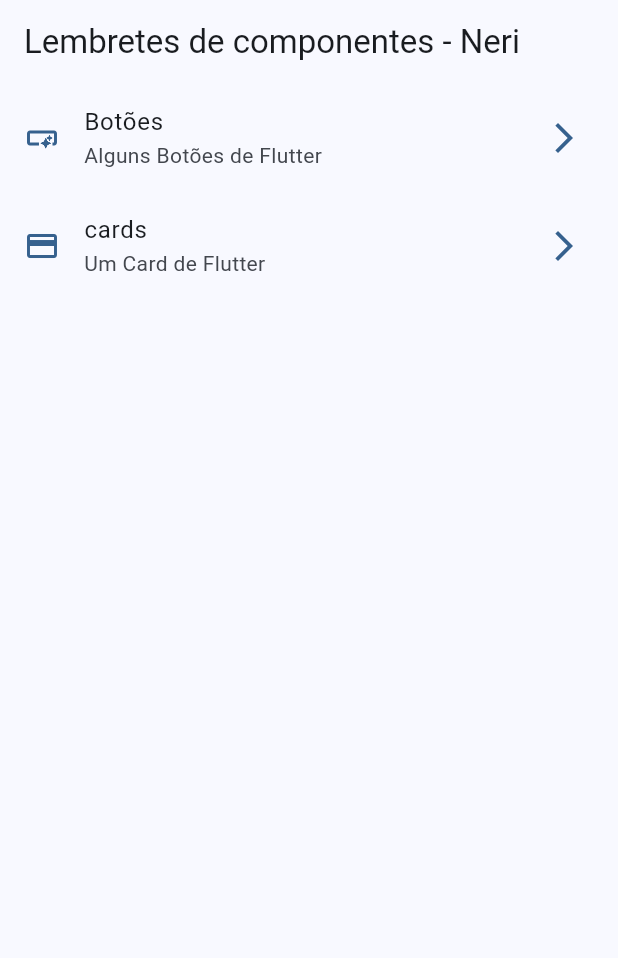
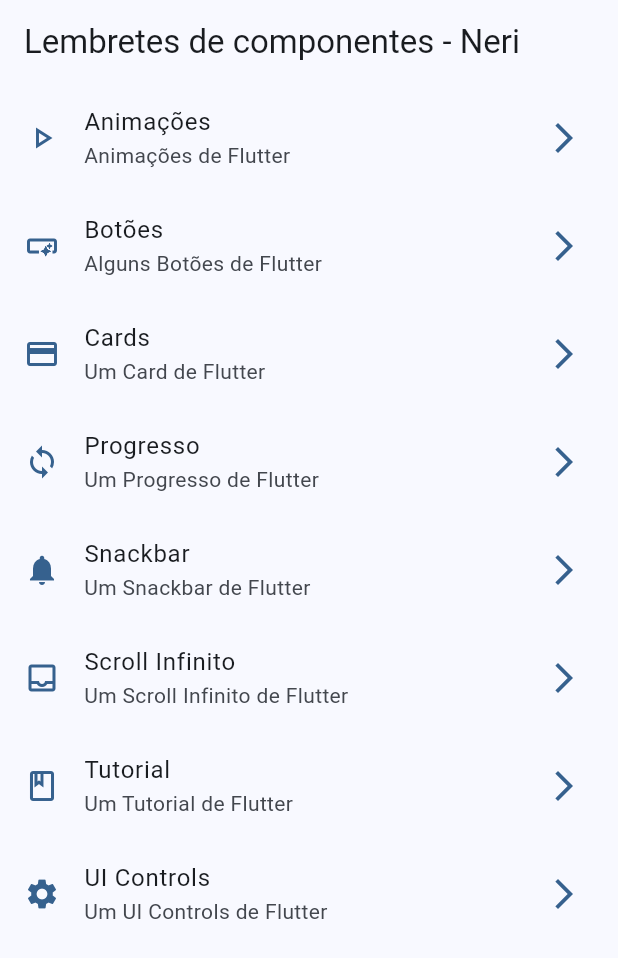
Before and after one commit to andreneri2004/collection-widgets, a Flutter app: the screen it shows after launch, on a phone screen of 412 x 824 dp. Shown: the top 958 px of the screen. Run offline on Flutter 3.47's test engine with Material 3 defaults, Android fonts, the phone set to English and light mode, and no system bars; our stand-ins replace go_router.

Commit message:
inicio dos novos componentes

```diff
--- a/lib/config/menu/menu_item.dart
+++ b/lib/config/menu/menu_item.dart
@@ -16,15 +16,51 @@
 
 const appMenuItems = <MenuItem>[
   MenuItem(
+    title: 'Animações',
+    subtitle: 'Animações de Flutter',
+    link: '/animated',
+    icon: Icons.play_arrow_outlined,
+  ),
+  MenuItem(
     title: 'Botões',
     subtitle: 'Alguns Botões de Flutter',
     link: '/buttons',
     icon: Icons.smart_button_outlined,
   ),
   MenuItem(
-    title: 'cards',
+    title: 'Cards',
     subtitle: 'Um Card de Flutter',
     link: '/cards',
     icon: Icons.credit_card,
   ),
+  MenuItem(
+    title: 'Progresso',
+    subtitle: 'Um Progresso de Flutter',
+    link: '/progress',
+    icon: Icons.sync,
+  ),
+  MenuItem(
+    title: 'Snackbar',
+    subtitle: 'Um Snackbar de Flutter',
+    link: '/snackbar',
+    icon: Icons.notifications,
+  ),
+  MenuItem(
+    title: 'Scroll Infinito',
+    subtitle: 'Um Scroll Infinito de Flutter',
+    link: '/infinite_scroll',
+    icon: Icons.inbox_outlined,
+  ),
+  MenuItem(
+    title: 'Tutorial',
+    subtitle: 'Um Tutorial de Flutter',
+    link: '/app_tutorial',
+    icon: Icons.book_outlined,
+  ),
+  MenuItem(
+    title: 'UI Controls',
+    subtitle: 'Um UI Controls de Flutter',
+    link: '/ui_controls',
+    icon: Icons.settings,
+  ),
 ];
--- a/lib/config/router/app_router.dart
+++ b/lib/config/router/app_router.dart
@@ -20,5 +20,35 @@
       name: CardsScreen.name,
       builder: (context, state) => CardsScreen(),
     ),
+    GoRoute(
+      path: '/animated',
+      name: AnimatedScreen.name,
+      builder: (context, state) => const AnimatedScreen(),
+    ),
+    GoRoute(
+      path: '/app_tutorial',
+      name: AppTutorialScreen.name,
+      builder: (context, state) => const AppTutorialScreen(),
+    ),
+    GoRoute(
+      path: '/infinite_scroll',
+      name: InfiniteScrollScreen.name,
+      builder: (context, state) => const InfiniteScrollScreen(),
+    ),
+    GoRoute(
+      path: '/progress',
+      name: ProgresScreen.name,
+      builder: (context, state) => const ProgresScreen(),
+    ),
+    GoRoute(
+      path: '/snackbar',
+      name: SnackbarScreen.name,
+      builder: (context, state) => const SnackbarScreen(),
+    ),
+    GoRoute(
+      path: '/ui_controls',
+      name: UiControlsScreen.name,
+      builder: (context, state) => const UiControlsScreen(),
+    ),
   ],
 );
--- /dev/null
+++ b/lib/presentation/screens/app_tutorial/app_tutorial_screen.dart
@@ -0,0 +1,14 @@
+import 'package:flutter/material.dart';
+
+class AppTutorialScreen extends StatelessWidget {
+  static const name = 'app_tutorial';
+  const AppTutorialScreen({super.key});
+
+  @override
+  Widget build(BuildContext context) {
+    return Scaffold(
+      appBar: AppBar(title: const Text('App Tutorial Screen')),
+      body: const Center(child: Text('App Tutorial Screen')),
+    );
+  }
+}
--- /dev/null
+++ b/lib/presentation/screens/infinite_scroll/infinite_scroll_screen.dart
@@ -0,0 +1,14 @@
+import 'package:flutter/material.dart';
+
+class InfiniteScrollScreen extends StatelessWidget {
+  static const name = 'infinite_scroll';
+  const InfiniteScrollScreen({super.key});
+
+  @override
+  Widget build(BuildContext context) {
+    return Scaffold(
+      appBar: AppBar(title: const Text('Infinite Scroll Screen')),
+      body: const Center(child: Text('Infinite Scroll Screen')),
+    );
+  }
+}
--- /dev/null
+++ b/lib/presentation/screens/progress/progres_screen.dart
@@ -0,0 +1,14 @@
+import 'package:flutter/material.dart';
+
+class ProgresScreen extends StatelessWidget {
+  static const String name = 'progress';
+  const ProgresScreen({super.key});
+
+  @override
+  Widget build(BuildContext context) {
+    return Scaffold(
+      appBar: AppBar(title: const Text('Progresso Screen')),
+      body: const Center(child: Text('Progresso Screen')),
+    );
+  }
+}
--- a/lib/presentation/screens/screens.dart
+++ b/lib/presentation/screens/screens.dart
@@ -1,3 +1,9 @@
 export 'package:collectionn_widgets/presentation/screens/buttons/buttons_screen.dart';
 export 'package:collectionn_widgets/presentation/screens/cards/cards_screen.dart';
 export 'package:collectionn_widgets/presentation/screens/home/home_screen.dart';
+export 'package:collectionn_widgets/presentation/screens/animated/animated_screen.dart';
+export 'package:collectionn_widgets/presentation/screens/app_tutorial/app_tutorial_screen.dart';
+export 'package:collectionn_widgets/presentation/screens/infinite_scroll/infinite_scroll_screen.dart';
+export 'package:collectionn_widgets/presentation/screens/progress/progres_screen.dart';
+export 'package:collectionn_widgets/presentation/screens/snackbar/snackbar_screen.dart';
+export 'package:collectionn_widgets/presentation/screens/ui_controls/ui_controls_screen.dart';
--- /dev/null
+++ b/lib/presentation/screens/snackbar/snackbar_screen.dart
@@ -0,0 +1,15 @@
+import 'package:flutter/material.dart';
+
+class SnackbarScreen extends StatelessWidget {
+  static const name = 'snackbar';
+
+  const SnackbarScreen({super.key});
+
+  @override
+  Widget build(BuildContext context) {
+    return Scaffold(
+      appBar: AppBar(title: const Text('Snackbar Screen')),
+      body: const Center(child: Text('Snackbar Screen')),
+    );
+  }
+}
--- /dev/null
+++ b/lib/presentation/screens/ui_controls/ui_controls_screen.dart
@@ -0,0 +1,14 @@
+import 'package:flutter/material.dart';
+
+class UiControlsScreen extends StatelessWidget {
+  static const name = 'ui_controls';
+  const UiControlsScreen({super.key});
+
+  @override
+  Widget build(BuildContext context) {
+    return Scaffold(
+      appBar: AppBar(title: const Text('UI Controls Screen')),
+      body: const Center(child: Text('UI Controls Screen')),
+    );
+  }
+}
```
Also changed, not shown: lib/presentation/screens/animated/animated_screen.dart (added, +14 -0 lines).
